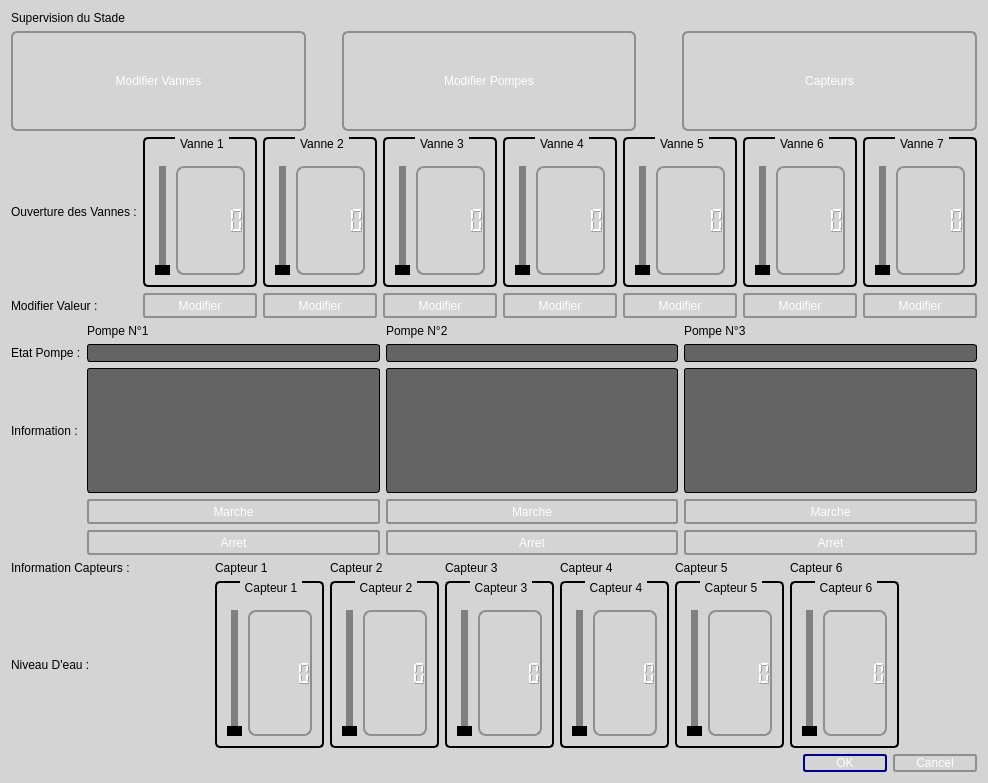
Qt form supervision.ui (CalmettesT/Projet-BTS) before a commit.
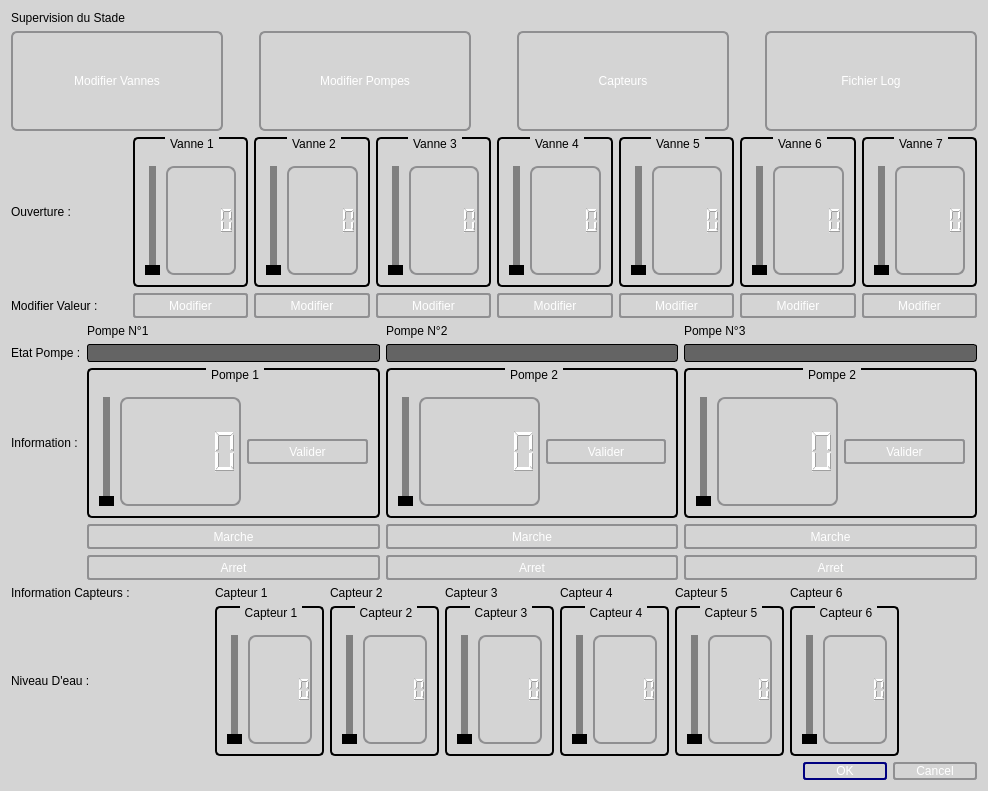
The same form after that commit.

Commit message: avant page capteur

```diff
--- a/supervision.ui
+++ b/supervision.ui
@@ -31,7 +31,7 @@
       </widget>
      </item>
      <item>
-      <layout class="QHBoxLayout" name="horizontalLayout" stretch="2,0,2,0,2">
+      <layout class="QHBoxLayout" name="horizontalLayout" stretch="2,0,2,0,2,0,2">
        <item>
         <widget class="QPushButton" name="BoutonVannes">
          <property name="sizePolicy">
@@ -190,6 +190,57 @@
          </property>
         </widget>
        </item>
+       <item>
+        <spacer name="horizontalSpacer_2">
+         <property name="orientation">
+          <enum>Qt::Horizontal</enum>
+         </property>
+         <property name="sizeHint" stdset="0">
+          <size>
+           <width>30</width>
+           <height>20</height>
+          </size>
+         </property>
+        </spacer>
+       </item>
+       <item>
+        <widget class="QPushButton" name="pushButton">
+         <property name="sizePolicy">
+          <sizepolicy hsizetype="Minimum" vsizetype="Minimum">
+           <horstretch>0</horstretch>
+           <verstretch>0</verstretch>
+          </sizepolicy>
+         </property>
+         <property name="styleSheet">
+          <string notr="true">QPushButton {
+	font: 75 12pt &quot;Arial&quot;;
+	color: rgb(255, 255, 255);
+         border: 2px solid #8f8f91;
+         border-radius: 6px;
+         background-color: qlineargradient(x1: 0, y1: 0, x2: 0, y2: 1,
+                                           stop: 0 #181716, stop: 1 #3D3C3A);
+         min-width: 80px;
+     }
+
+     QPushButton:pressed {
+         background-color: qlineargradient(x1: 0, y1: 0, x2: 0, y2: 1,
+                                           stop: 0 #3D3C3A, stop: 1 #181716);
+     }
+
+     QPushButton:flat {
+         border: none; /* no border for a flat push button */
+     }
+
+     QPushButton:default {
+         border-color: navy; /* make the default button prominent */
+     }
+</string>
+         </property>
+         <property name="text">
+          <string>Fichier Log</string>
+         </property>
+        </widget>
+       </item>
       </layout>
      </item>
      <item>
@@ -378,7 +429,7 @@
          </property>
          <property name="minimumSize">
           <size>
-           <width>84</width>
+           <width>50</width>
            <height>25</height>
           </size>
          </property>
@@ -431,7 +482,7 @@
          </property>
          <property name="minimumSize">
           <size>
-           <width>84</width>
+           <width>50</width>
            <height>25</height>
           </size>
          </property>
@@ -474,7 +525,7 @@
          </property>
          <property name="minimumSize">
           <size>
-           <width>84</width>
+           <width>50</width>
            <height>25</height>
           </size>
          </property>
@@ -904,7 +955,7 @@
           <string notr="true">color: rgb(0, 0, 0);</string>
          </property>
          <property name="text">
-          <string>Ouverture des Vannes :</string>
+          <string>Ouverture :</string>
          </property>
         </widget>
        </item>
@@ -918,7 +969,7 @@
          </property>
          <property name="minimumSize">
           <size>
-           <width>84</width>
+           <width>50</width>
            <height>25</height>
           </size>
          </property>
@@ -961,7 +1012,7 @@
          </property>
          <property name="minimumSize">
           <size>
-           <width>84</width>
+           <width>50</width>
            <height>25</height>
           </size>
          </property>
@@ -1091,7 +1142,7 @@
          </property>
          <property name="minimumSize">
           <size>
-           <width>84</width>
+           <width>50</width>
            <height>25</height>
           </size>
          </property>
@@ -1128,8 +1179,8 @@
      </item>
      <item>
       <layout class="QGridLayout" name="gridModifPompes" rowstretch="0,0,0,0,0">
-       <item row="3" column="3">
-        <widget class="QPushButton" name="MarchePompe3">
+       <item row="3" column="1">
+        <widget class="QPushButton" name="MarchePompe1">
          <property name="sizePolicy">
           <sizepolicy hsizetype="Preferred" vsizetype="Preferred">
            <horstretch>0</horstretch>
@@ -1171,6 +1222,105 @@
          </property>
         </widget>
        </item>
+       <item row="4" column="3">
+        <widget class="QPushButton" name="ArretPompe3">
+         <property name="sizePolicy">
+          <sizepolicy hsizetype="Preferred" vsizetype="Preferred">
+           <horstretch>0</horstretch>
+           <verstretch>0</verstretch>
+          </sizepolicy>
+         </property>
+         <property name="minimumSize">
+          <size>
+           <width>84</width>
+           <height>25</height>
+          </size>
+         </property>
+         <property name="styleSheet">
+          <string notr="true">QPushButton {
+	font: 75 10pt &quot;Arial&quot;;
+	color: rgb(255, 255, 255);
+         border: 2px solid #8f8f91;
+         border-radius: 3px;
+         background-color: qlineargradient(x1: 0, y1: 0, x2: 0, y2: 1,
+                                           stop: 0 #181716, stop: 1 #3D3C3A);
+         min-width: 80px;
+     }
+
+     QPushButton:pressed {
+         background-color: qlineargradient(x1: 0, y1: 0, x2: 0, y2: 1,
+                                           stop: 0 #3D3C3A, stop: 1 #181716);
+     }
+
+     QPushButton:flat {
+         border: none; /* no border for a flat push button */
+     }
+
+     QPushButton:default {
+         border-color: navy; /* make the default button prominent */
+     }</string>
+         </property>
+         <property name="text">
+          <string>Arret</string>
+         </property>
+        </widget>
+       </item>
+       <item row="2" column="0">
+        <widget class="QLabel" name="labelInfoPompe">
+         <property name="styleSheet">
+          <string notr="true">color: rgb(0, 0, 0);</string>
+         </property>
+         <property name="text">
+          <string>Information :</string>
+         </property>
+        </widget>
+       </item>
+       <item row="0" column="2">
+        <widget class="QLabel" name="labelPompe2">
+         <property name="styleSheet">
+          <string notr="true">color: rgb(0, 0, 0);</string>
+         </property>
+         <property name="text">
+          <string>Pompe N°2</string>
+         </property>
+        </widget>
+       </item>
+       <item row="1" column="1">
+        <widget class="QLineEdit" name="Etatpompe1">
+         <property name="styleSheet">
+          <string notr="true">QLineEdit 
+{
+     border: 1px solid black;
+     border-radius: 3px;
+	background-color: rgb(100,100, 100);
+     selection-background-color: black;
+ }</string>
+         </property>
+        </widget>
+       </item>
+       <item row="1" column="3">
+        <widget class="QLineEdit" name="Etatpompe3">
+         <property name="styleSheet">
+          <string notr="true">QLineEdit 
+{
+     border: 1px solid black;
+     border-radius: 3px;
+	background-color: rgb(100,100, 100);
+     selection-background-color: black;
+ }</string>
+         </property>
+        </widget>
+       </item>
+       <item row="1" column="0">
+        <widget class="QLabel" name="labelEtatPompe">
+         <property name="styleSheet">
+          <string notr="true">color: rgb(0, 0, 0);</string>
+         </property>
+         <property name="text">
+          <string>Etat Pompe :</string>
+         </property>
+        </widget>
+       </item>
        <item row="4" column="1">
         <widget class="QPushButton" name="ArretPompe1">
          <property name="sizePolicy">
@@ -1214,75 +1364,6 @@
          </property>
         </widget>
        </item>
-       <item row="1" column="1">
-        <widget class="QLineEdit" name="Etatpompe1">
-         <property name="styleSheet">
-          <string notr="true">QLineEdit 
-{
-     border: 1px solid black;
-     border-radius: 3px;
-	background-color: rgb(100,100, 100);
-     selection-background-color: black;
- }</string>
-         </property>
-        </widget>
-       </item>
-       <item row="3" column="1">
-        <widget class="QPushButton" name="MarchePompe1">
-         <property name="sizePolicy">
-          <sizepolicy hsizetype="Preferred" vsizetype="Preferred">
-           <horstretch>0</horstretch>
-           <verstretch>0</verstretch>
-          </sizepolicy>
-         </property>
-         <property name="minimumSize">
-          <size>
-           <width>84</width>
-           <height>25</height>
-          </size>
-         </property>
-         <property name="styleSheet">
-          <string notr="true">QPushButton {
-	font: 75 10pt &quot;Arial&quot;;
-	color: rgb(255, 255, 255);
-         border: 2px solid #8f8f91;
-         border-radius: 3px;
-         background-color: qlineargradient(x1: 0, y1: 0, x2: 0, y2: 1,
-                                           stop: 0 #181716, stop: 1 #3D3C3A);
-         min-width: 80px;
-     }
-
-     QPushButton:pressed {
-         background-color: qlineargradient(x1: 0, y1: 0, x2: 0, y2: 1,
-                                           stop: 0 #3D3C3A, stop: 1 #181716);
-     }
-
-     QPushButton:flat {
-         border: none; /* no border for a flat push button */
-     }
-
-     QPushButton:default {
-         border-color: navy; /* make the default button prominent */
-     }</string>
-         </property>
-         <property name="text">
-          <string>Marche</string>
-         </property>
-        </widget>
-       </item>
-       <item row="1" column="2">
-        <widget class="QLineEdit" name="Etatpompe2">
-         <property name="styleSheet">
-          <string notr="true">QLineEdit 
-{
-     border: 1px solid black;
-     border-radius: 3px;
-	background-color: rgb(100,100, 100);
-     selection-background-color: black;
- }</string>
-         </property>
-        </widget>
-       </item>
        <item row="0" column="3">
         <widget class="QLabel" name="labelPompe3">
          <property name="styleSheet">
@@ -1293,92 +1374,6 @@
          </property>
         </widget>
        </item>
-       <item row="4" column="3">
-        <widget class="QPushButton" name="ArretPompe3">
-         <property name="sizePolicy">
-          <sizepolicy hsizetype="Preferred" vsizetype="Preferred">
-           <horstretch>0</horstretch>
-           <verstretch>0</verstretch>
-          </sizepolicy>
-         </property>
-         <property name="minimumSize">
-          <size>
-           <width>84</width>
-           <height>25</height>
-          </size>
-         </property>
-         <property name="styleSheet">
-          <string notr="true">QPushButton {
-	font: 75 10pt &quot;Arial&quot;;
-	color: rgb(255, 255, 255);
-         border: 2px solid #8f8f91;
-         border-radius: 3px;
-         background-color: qlineargradient(x1: 0, y1: 0, x2: 0, y2: 1,
-                                           stop: 0 #181716, stop: 1 #3D3C3A);
-         min-width: 80px;
-     }
-
-     QPushButton:pressed {
-         background-color: qlineargradient(x1: 0, y1: 0, x2: 0, y2: 1,
-                                           stop: 0 #3D3C3A, stop: 1 #181716);
-     }
-
-     QPushButton:flat {
-         border: none; /* no border for a flat push button */
-     }
-
-     QPushButton:default {
-         border-color: navy; /* make the default button prominent */
-     }</string>
-         </property>
-         <property name="text">
-          <string>Arret</string>
-         </property>
-        </widget>
-       </item>
-       <item row="4" column="2">
-        <widget class="QPushButton" name="ArretPompe2">
-         <property name="sizePolicy">
-          <sizepolicy hsizetype="Preferred" vsizetype="Preferred">
-           <horstretch>0</horstretch>
-           <verstretch>0</verstretch>
-          </sizepolicy>
-         </property>
-         <property name="minimumSize">
-          <size>
-           <width>84</width>
-           <height>25</height>
-          </size>
-         </property>
-         <property name="styleSheet">
-          <string notr="true">QPushButton {
-	font: 75 10pt &quot;Arial&quot;;
-	color: rgb(255, 255, 255);
-         border: 2px solid #8f8f91;
-         border-radius: 3px;
-         background-color: qlineargradient(x1: 0, y1: 0, x2: 0, y2: 1,
-                                           stop: 0 #181716, stop: 1 #3D3C3A);
-         min-width: 80px;
-     }
-
-     QPushButton:pressed {
-         background-color: qlineargradient(x1: 0, y1: 0, x2: 0, y2: 1,
-                                           stop: 0 #3D3C3A, stop: 1 #181716);
-     }
-
-     QPushButton:flat {
-         border: none; /* no border for a flat push button */
-     }
-
-     QPushButton:default {
-         border-color: navy; /* make the default button prominent */
-     }</string>
-         </property>
-         <property name="text">
-          <string>Arret</string>
-         </property>
-        </widget>
-       </item>
        <item row="3" column="2">
         <widget class="QPushButton" name="MarchePompe2">
          <property name="sizePolicy">
@@ -1422,19 +1417,6 @@
          </property>
         </widget>
        </item>
-       <item row="1" column="3">
-        <widget class="QLineEdit" name="Etatpompe3">
-         <property name="styleSheet">
-          <string notr="true">QLineEdit 
-{
-     border: 1px solid black;
-     border-radius: 3px;
-	background-color: rgb(100,100, 100);
-     selection-background-color: black;
- }</string>
-         </property>
-        </widget>
-       </item>
        <item row="0" column="0">
         <widget class="QLabel" name="videP">
          <property name="text">
@@ -1442,45 +1424,53 @@
          </property>
         </widget>
        </item>
-       <item row="2" column="3">
-        <widget class="QTextEdit" name="infoPompe3">
+       <item row="3" column="3">
+        <widget class="QPushButton" name="MarchePompe3">
+         <property name="sizePolicy">
+          <sizepolicy hsizetype="Preferred" vsizetype="Preferred">
+           <horstretch>0</horstretch>
+           <verstretch>0</verstretch>
+          </sizepolicy>
+         </property>
          <property name="minimumSize">
           <size>
-           <width>0</width>
-           <height>125</height>
+           <width>84</width>
+           <height>25</height>
           </size>
          </property>
          <property name="styleSheet">
-          <string notr="true">QTextEdit
-{
-     border: 1px solid black;
-     border-radius: 3px;
-	background-color: rgb(100,100, 100);
-     selection-background-color: black;
- }</string>
+          <string notr="true">QPushButton {
+	font: 75 10pt &quot;Arial&quot;;
+	color: rgb(255, 255, 255);
+         border: 2px solid #8f8f91;
+         border-radius: 3px;
+         background-color: qlineargradient(x1: 0, y1: 0, x2: 0, y2: 1,
+                                           stop: 0 #181716, stop: 1 #3D3C3A);
+         min-width: 80px;
+     }
+
+     QPushButton:pressed {
+         background-color: qlineargradient(x1: 0, y1: 0, x2: 0, y2: 1,
+                                           stop: 0 #3D3C3A, stop: 1 #181716);
+     }
+
+     QPushButton:flat {
+         border: none; /* no border for a flat push button */
+     }
+
+     QPushButton:default {
+         border-color: navy; /* make the default button prominent */
+     }</string>
          </property>
-        </widget>
-       </item>
-       <item row="1" column="0">
-        <widget class="QLabel" name="labelEtatPompe">
-         <property name="styleSheet">
-          <string notr="true">color: rgb(0, 0, 0);</string>
-         </property>
          <property name="text">
-          <string>Etat Pompe :</string>
+          <string>Marche</string>
          </property>
         </widget>
        </item>
-       <item row="2" column="1">
-        <widget class="QTextEdit" name="infoPompe1">
-         <property name="minimumSize">
-          <size>
-           <width>0</width>
-           <height>125</height>
-          </size>
-         </property>
+       <item row="1" column="2">
+        <widget class="QLineEdit" name="Etatpompe2">
          <property name="styleSheet">
-          <string notr="true">QTextEdit
+          <string notr="true">QLineEdit 
 {
      border: 1px solid black;
      border-radius: 3px;
@@ -1490,42 +1480,46 @@
          </property>
         </widget>
        </item>
-       <item row="0" column="2">
-        <widget class="QLabel" name="labelPompe2">
-         <property name="styleSheet">
-          <string notr="true">color: rgb(0, 0, 0);</string>
+       <item row="4" column="2">
+        <widget class="QPushButton" name="ArretPompe2">
+         <property name="sizePolicy">
+          <sizepolicy hsizetype="Preferred" vsizetype="Preferred">
+           <horstretch>0</horstretch>
+           <verstretch>0</verstretch>
+          </sizepolicy>
          </property>
-         <property name="text">
-          <string>Pompe N°2</string>
-         </property>
-        </widget>
-       </item>
-       <item row="2" column="2">
-        <widget class="QTextEdit" name="infoPompe2">
          <property name="minimumSize">
           <size>
-           <width>0</width>
-           <height>125</height>
+           <width>84</width>
+           <height>25</height>
           </size>
          </property>
          <property name="styleSheet">
-          <string notr="true">QTextEdit
-{
-     border: 1px solid black;
-     border-radius: 3px;
-	background-color: rgb(100,100, 100);
-     selection-background-color: black;
- }</string>
+          <string notr="true">QPushButton {
+	font: 75 10pt &quot;Arial&quot;;
+	color: rgb(255, 255, 255);
+         border: 2px solid #8f8f91;
+         border-radius: 3px;
+         background-color: qlineargradient(x1: 0, y1: 0, x2: 0, y2: 1,
+                                           stop: 0 #181716, stop: 1 #3D3C3A);
+         min-width: 80px;
+     }
+
+     QPushButton:pressed {
+         background-color: qlineargradient(x1: 0, y1: 0, x2: 0, y2: 1,
+                                           stop: 0 #3D3C3A, stop: 1 #181716);
+     }
+
+     QPushButton:flat {
+         border: none; /* no border for a flat push button */
+     }
+
+     QPushButton:default {
+         border-color: navy; /* make the default button prominent */
+     }</string>
          </property>
-        </widget>
-       </item>
-       <item row="2" column="0">
-        <widget class="QLabel" name="labelInfoPompe">
-         <property name="styleSheet">
-          <string notr="true">color: rgb(0, 0, 0);</string>
-         </property>
          <property name="text">
-          <string>Information :</string>
+          <string>Arret</string>
          </property>
         </widget>
        </item>
@@ -1539,6 +1533,378 @@
          </property>
         </widget>
        </item>
+       <item row="2" column="1">
+        <widget class="QGroupBox" name="groupBoxP1">
+         <property name="minimumSize">
+          <size>
+           <width>0</width>
+           <height>150</height>
+          </size>
+         </property>
+         <property name="styleSheet">
+          <string notr="true"> QGroupBox {
+	color: rgb(0, 0, 0);
+     background-color: qlineargradient(x1: 0, y1: 0, x2: 0, y2: 1,
+                                       stop: 0 #D4D4D4, stop: 1 #D4D4D4);
+     border: 2px solid black;
+     border-radius: 5px;
+     margin-top: 1ex; /* leave space at the top for the title */
+ }
+ 
+ QGroupBox::title {
+     subcontrol-origin: margin;
+     subcontrol-position: top center; /* position at the top center */
+     padding: 0 3px;
+     background-color: qlineargradient(x1: 0, y1: 0, x2: 0, y2: 1,
+                                       stop: 0 #C8C8C8, stop: 1 #E6E6E6);
+ }</string>
+         </property>
+         <property name="title">
+          <string>Pompe 1</string>
+         </property>
+         <layout class="QHBoxLayout" name="horizontalLayout_15">
+          <item>
+           <widget class="QSlider" name="infoPompe1">
+            <property name="minimumSize">
+             <size>
+              <width>0</width>
+              <height>100</height>
+             </size>
+            </property>
+            <property name="maximumSize">
+             <size>
+              <width>16777215</width>
+              <height>175</height>
+             </size>
+            </property>
+            <property name="styleSheet">
+             <string notr="true"> QSlider::groove:vertical {
+     background:  grey;
+     position: absolute; /* absolutely position 4px from the left and right of the widget. setting margins on the widget should work too... */
+     left: 4px; right: 4px;
+ }
+ 
+ QSlider::handle:vertical {
+     height: 10px;
+     background: black;
+     margin: 0 -4px; /* expand outside the groove */
+ }
+ 
+ QSlider::add-page:vertical {
+     background: white;
+ }
+ 
+ QSlider::sub-page:vertical {
+     background: dark gray;
+ }</string>
+            </property>
+            <property name="orientation">
+             <enum>Qt::Vertical</enum>
+            </property>
+           </widget>
+          </item>
+          <item>
+           <widget class="QLCDNumber" name="lcdP1">
+            <property name="styleSheet">
+             <string notr="true">QLCDNumber 
+{
+		color: rgb(255, 255, 255);
+         border: 2px solid #8f8f91;
+         border-radius: 8px;
+         background-color: qlineargradient(x1: 0, y1: 0, x2: 0, y2: 1,
+                                           stop: 0 #181716, stop: 1 #3D3C3A);
+}</string>
+            </property>
+           </widget>
+          </item>
+          <item>
+           <widget class="QPushButton" name="pushButton_2">
+            <property name="minimumSize">
+             <size>
+              <width>50</width>
+              <height>25</height>
+             </size>
+            </property>
+            <property name="styleSheet">
+             <string notr="true">QPushButton {
+	font: 75 10pt &quot;Arial&quot;;
+	color: rgb(255, 255, 255);
+         border: 2px solid #8f8f91;
+         border-radius: 3px;
+         background-color: qlineargradient(x1: 0, y1: 0, x2: 0, y2: 1,
+                                           stop: 0 #181716, stop: 1 #3D3C3A);
+         min-width: 80px;
+     }
+
+     QPushButton:pressed {
+         background-color: qlineargradient(x1: 0, y1: 0, x2: 0, y2: 1,
+                                           stop: 0 #3D3C3A, stop: 1 #181716);
+     }
+
+     QPushButton:flat {
+         border: none; /* no border for a flat push button */
+     }
+
+     QPushButton:default {
+         border-color: navy; /* make the default button prominent */
+     }</string>
+            </property>
+            <property name="text">
+             <string>Valider</string>
+            </property>
+           </widget>
+          </item>
+         </layout>
+        </widget>
+       </item>
+       <item row="2" column="2">
+        <widget class="QGroupBox" name="groupBoxP2">
+         <property name="minimumSize">
+          <size>
+           <width>0</width>
+           <height>150</height>
+          </size>
+         </property>
+         <property name="styleSheet">
+          <string notr="true"> QGroupBox {
+	color: rgb(0, 0, 0);
+     background-color: qlineargradient(x1: 0, y1: 0, x2: 0, y2: 1,
+                                       stop: 0 #D4D4D4, stop: 1 #D4D4D4);
+     border: 2px solid black;
+     border-radius: 5px;
+     margin-top: 1ex; /* leave space at the top for the title */
+ }
+ 
+ QGroupBox::title {
+     subcontrol-origin: margin;
+     subcontrol-position: top center; /* position at the top center */
+     padding: 0 3px;
+     background-color: qlineargradient(x1: 0, y1: 0, x2: 0, y2: 1,
+                                       stop: 0 #C8C8C8, stop: 1 #E6E6E6);
+ }</string>
+         </property>
+         <property name="title">
+          <string>Pompe 2</string>
+         </property>
+         <layout class="QHBoxLayout" name="horizontalLayout_17">
+          <item>
+           <widget class="QSlider" name="infoPompe2">
+            <property name="minimumSize">
+             <size>
+              <width>0</width>
+              <height>100</height>
+             </size>
+            </property>
+            <property name="maximumSize">
+             <size>
+              <width>16777215</width>
+              <height>175</height>
+             </size>
+            </property>
+            <property name="styleSheet">
+             <string notr="true"> QSlider::groove:vertical {
+     background:  grey;
+     position: absolute; /* absolutely position 4px from the left and right of the widget. setting margins on the widget should work too... */
+     left: 4px; right: 4px;
+ }
+ 
+ QSlider::handle:vertical {
+     height: 10px;
+     background: black;
+     margin: 0 -4px; /* expand outside the groove */
+ }
+ 
+ QSlider::add-page:vertical {
+     background: white;
+ }
+ 
+ QSlider::sub-page:vertical {
+     background: dark gray;
+ }</string>
+            </property>
+            <property name="orientation">
+             <enum>Qt::Vertical</enum>
+            </property>
+           </widget>
+          </item>
+          <item>
+           <widget class="QLCDNumber" name="lcdP2">
+            <property name="styleSheet">
+             <string notr="true">QLCDNumber 
+{
+		color: rgb(255, 255, 255);
+         border: 2px solid #8f8f91;
+         border-radius: 8px;
+         background-color: qlineargradient(x1: 0, y1: 0, x2: 0, y2: 1,
+                                           stop: 0 #181716, stop: 1 #3D3C3A);
+}</string>
+            </property>
+           </widget>
+          </item>
+          <item>
+           <widget class="QPushButton" name="pushButton_3">
+            <property name="minimumSize">
+             <size>
+              <width>50</width>
+              <height>25</height>
+             </size>
+            </property>
+            <property name="styleSheet">
+             <string notr="true">QPushButton {
+	font: 75 10pt &quot;Arial&quot;;
+	color: rgb(255, 255, 255);
+         border: 2px solid #8f8f91;
+         border-radius: 3px;
+         background-color: qlineargradient(x1: 0, y1: 0, x2: 0, y2: 1,
+                                           stop: 0 #181716, stop: 1 #3D3C3A);
+         min-width: 80px;
+     }
+
+     QPushButton:pressed {
+         background-color: qlineargradient(x1: 0, y1: 0, x2: 0, y2: 1,
+                                           stop: 0 #3D3C3A, stop: 1 #181716);
+     }
+
+     QPushButton:flat {
+         border: none; /* no border for a flat push button */
+     }
+
+     QPushButton:default {
+         border-color: navy; /* make the default button prominent */
+     }</string>
+            </property>
+            <property name="text">
+             <string>Valider</string>
+            </property>
+           </widget>
+          </item>
+         </layout>
+        </widget>
+       </item>
+       <item row="2" column="3">
+        <widget class="QGroupBox" name="groupBoxP3">
+         <property name="minimumSize">
+          <size>
+           <width>0</width>
+           <height>150</height>
+          </size>
+         </property>
+         <property name="styleSheet">
+          <string notr="true"> QGroupBox {
+	color: rgb(0, 0, 0);
+     background-color: qlineargradient(x1: 0, y1: 0, x2: 0, y2: 1,
+                                       stop: 0 #D4D4D4, stop: 1 #D4D4D4);
+     border: 2px solid black;
+     border-radius: 5px;
+     margin-top: 1ex; /* leave space at the top for the title */
+ }
+ 
+ QGroupBox::title {
+     subcontrol-origin: margin;
+     subcontrol-position: top center; /* position at the top center */
+     padding: 0 3px;
+     background-color: qlineargradient(x1: 0, y1: 0, x2: 0, y2: 1,
+                                       stop: 0 #C8C8C8, stop: 1 #E6E6E6);
+ }</string>
+         </property>
+         <property name="title">
+          <string>Pompe 2</string>
+         </property>
+         <layout class="QHBoxLayout" name="horizontalLayout_18">
+          <item>
+           <widget class="QSlider" name="infoPompe3">
+            <property name="minimumSize">
+             <size>
+              <width>0</width>
+              <height>100</height>
+             </size>
+            </property>
+            <property name="maximumSize">
+             <size>
+              <width>16777215</width>
+              <height>175</height>
+             </size>
+            </property>
+            <property name="styleSheet">
+             <string notr="true"> QSlider::groove:vertical {
+     background:  grey;
+     position: absolute; /* absolutely position 4px from the left and right of the widget. setting margins on the widget should work too... */
+     left: 4px; right: 4px;
+ }
+ 
+ QSlider::handle:vertical {
+     height: 10px;
+     background: black;
+     margin: 0 -4px; /* expand outside the groove */
+ }
+ 
+ QSlider::add-page:vertical {
+     background: white;
+ }
+ 
+ QSlider::sub-page:vertical {
+     background: dark gray;
+ }</string>
+            </property>
+            <property name="orientation">
+             <enum>Qt::Vertical</enum>
+            </property>
+           </widget>
+          </item>
+          <item>
+           <widget class="QLCDNumber" name="lcdP3">
+            <property name="styleSheet">
+             <string notr="true">QLCDNumber 
+{
+		color: rgb(255, 255, 255);
+         border: 2px solid #8f8f91;
+         border-radius: 8px;
+         background-color: qlineargradient(x1: 0, y1: 0, x2: 0, y2: 1,
+                                           stop: 0 #181716, stop: 1 #3D3C3A);
+}</string>
+            </property>
+           </widget>
+          </item>
+          <item>
+           <widget class="QPushButton" name="pushButton_4">
+            <property name="minimumSize">
+             <size>
+              <width>50</width>
+              <height>25</height>
+             </size>
+            </property>
+            <property name="styleSheet">
+             <string notr="true">QPushButton {
+	font: 75 10pt &quot;Arial&quot;;
+	color: rgb(255, 255, 255);
+         border: 2px solid #8f8f91;
+         border-radius: 3px;
+         background-color: qlineargradient(x1: 0, y1: 0, x2: 0, y2: 1,
+                                           stop: 0 #181716, stop: 1 #3D3C3A);
+         min-width: 80px;
+     }
+
+     QPushButton:pressed {
+         background-color: qlineargradient(x1: 0, y1: 0, x2: 0, y2: 1,
+                                           stop: 0 #3D3C3A, stop: 1 #181716);
+     }
+
+     QPushButton:flat {
+         border: none; /* no border for a flat push button */
+     }
+
+     QPushButton:default {
+         border-color: navy; /* make the default button prominent */
+     }</string>
+            </property>
+            <property name="text">
+             <string>Valider</string>
+            </property>
+           </widget>
+          </item>
+         </layout>
+        </widget>
+       </item>
       </layout>
      </item>
      <item>
```
Left out of the diff: 164 changed lines with no effect on the pictures. The commit also changes 2 other files.
